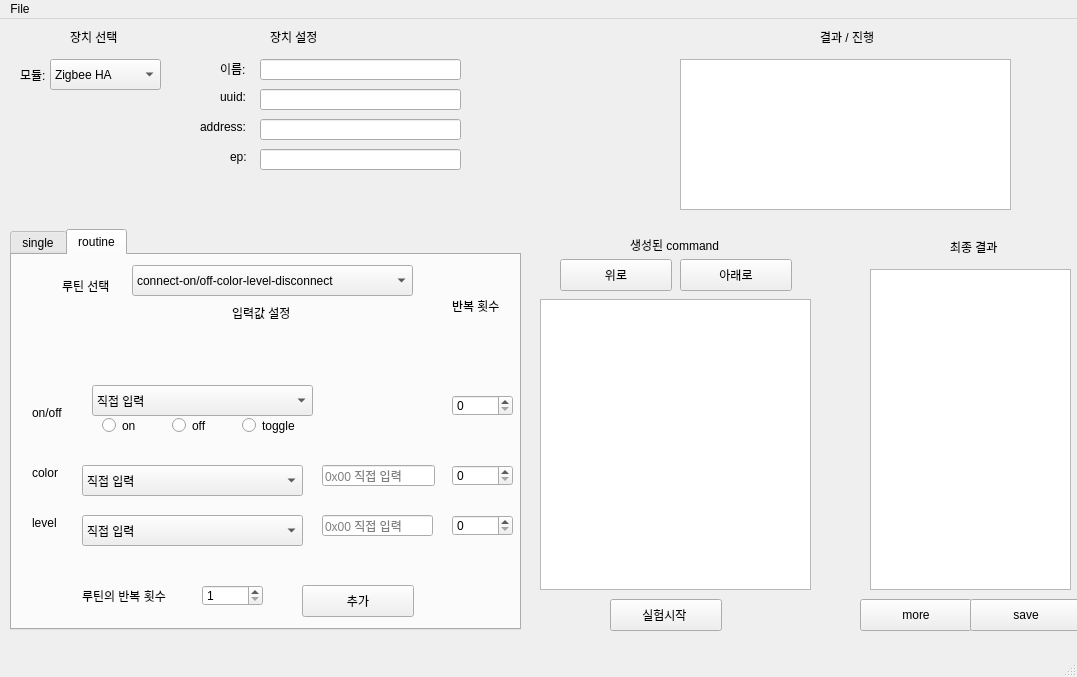
Before: the Qt Designer form mainwindow_tab.ui in ninima0323/TestGUI, drawn with Qt 5.
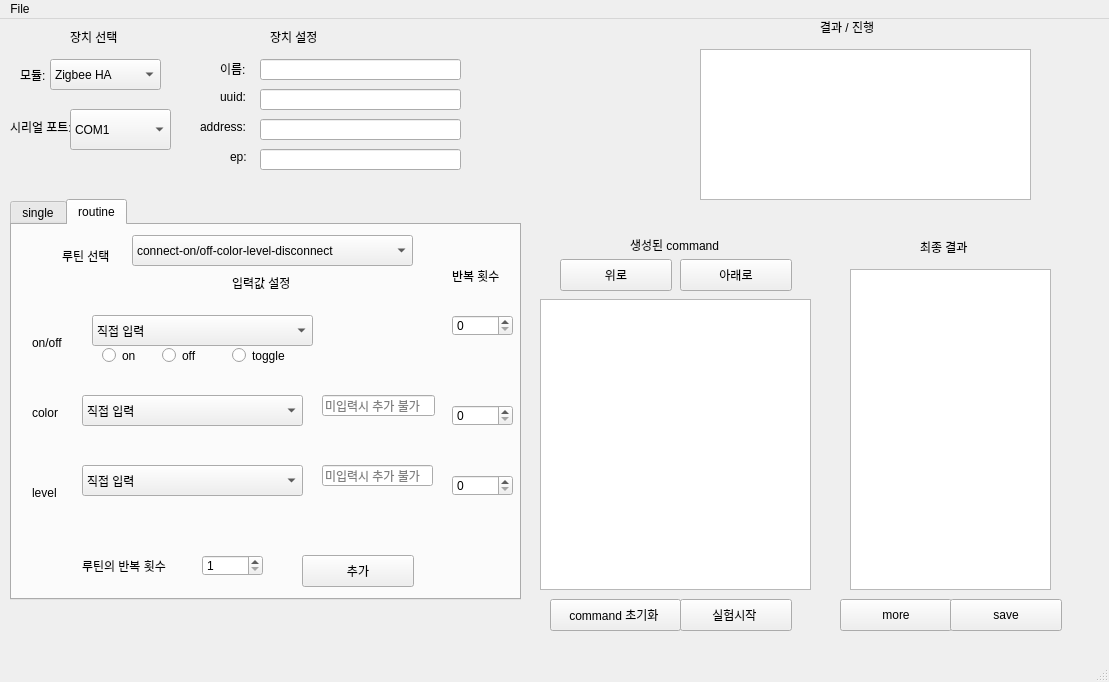
After: the same form once the commit is applied. The open tabs and pages were chosen to show the change.

Commit message: use another json command type

What changed in the file:
```diff
--- a/mainwindow_tab.ui
+++ b/mainwindow_tab.ui
@@ -6,8 +6,8 @@
    <rect>
     <x>0</x>
     <y>0</y>
-    <width>1077</width>
-    <height>677</height>
+    <width>1109</width>
+    <height>682</height>
    </rect>
   </property>
   <property name="windowTitle">
@@ -179,7 +179,7 @@
     <property name="geometry">
      <rect>
       <x>10</x>
-      <y>210</y>
+      <y>180</y>
       <width>511</width>
       <height>401</height>
      </rect>
@@ -557,7 +557,7 @@
       <property name="geometry">
        <rect>
         <x>440</x>
-        <y>140</y>
+        <y>90</y>
         <width>61</width>
         <height>21</height>
        </rect>
@@ -573,7 +573,7 @@
       <property name="geometry">
        <rect>
         <x>440</x>
-        <y>210</y>
+        <y>180</y>
         <width>61</width>
         <height>21</height>
        </rect>
@@ -586,7 +586,7 @@
       <property name="geometry">
        <rect>
         <x>440</x>
-        <y>260</y>
+        <y>250</y>
         <width>61</width>
         <height>21</height>
        </rect>
@@ -691,7 +691,7 @@
       <property name="geometry">
        <rect>
         <x>20</x>
-        <y>150</y>
+        <y>110</y>
         <width>41</width>
         <height>16</height>
        </rect>
@@ -704,7 +704,7 @@
       <property name="geometry">
        <rect>
         <x>80</x>
-        <y>130</y>
+        <y>90</y>
         <width>221</width>
         <height>31</height>
        </rect>
@@ -747,7 +747,7 @@
       <property name="geometry">
        <rect>
         <x>20</x>
-        <y>210</y>
+        <y>180</y>
         <width>41</width>
         <height>16</height>
        </rect>
@@ -760,7 +760,7 @@
       <property name="geometry">
        <rect>
         <x>90</x>
-        <y>160</y>
+        <y>120</y>
         <width>41</width>
         <height>21</height>
        </rect>
@@ -772,8 +772,8 @@
      <widget class="QRadioButton" name="rdo_off_routine">
       <property name="geometry">
        <rect>
-        <x>160</x>
-        <y>160</y>
+        <x>150</x>
+        <y>120</y>
         <width>41</width>
         <height>21</height>
        </rect>
@@ -785,8 +785,8 @@
      <widget class="QRadioButton" name="rdo_toggle_routine">
       <property name="geometry">
        <rect>
-        <x>230</x>
-        <y>160</y>
+        <x>220</x>
+        <y>120</y>
         <width>61</width>
         <height>21</height>
        </rect>
@@ -799,7 +799,7 @@
       <property name="geometry">
        <rect>
         <x>70</x>
-        <y>260</y>
+        <y>240</y>
         <width>221</width>
         <height>31</height>
        </rect>
@@ -829,7 +829,7 @@
       <property name="geometry">
        <rect>
         <x>70</x>
-        <y>210</y>
+        <y>170</y>
         <width>221</width>
         <height>31</height>
        </rect>
@@ -859,7 +859,7 @@
       <property name="geometry">
        <rect>
         <x>310</x>
-        <y>260</y>
+        <y>240</y>
         <width>111</width>
         <height>21</height>
        </rect>
@@ -868,20 +868,20 @@
        <string/>
       </property>
       <property name="placeholderText">
-       <string>0x00 직접 입력</string>
+       <string>미입력시 추가 불가</string>
       </property>
      </widget>
      <widget class="QLineEdit" name="lineEdit_color_routine">
       <property name="geometry">
        <rect>
         <x>310</x>
-        <y>210</y>
+        <y>170</y>
         <width>113</width>
         <height>21</height>
        </rect>
       </property>
       <property name="placeholderText">
-       <string>0x00 직접 입력</string>
+       <string>미입력시 추가 불가</string>
       </property>
      </widget>
      <widget class="QPushButton" name="btn_insert_routine">
@@ -903,7 +903,7 @@
     <property name="geometry">
      <rect>
       <x>820</x>
-      <y>10</y>
+      <y>0</y>
       <width>61</width>
       <height>16</height>
      </rect>
@@ -915,7 +915,7 @@
    <widget class="QLabel" name="label_13">
     <property name="geometry">
      <rect>
-      <x>950</x>
+      <x>920</x>
       <y>220</y>
       <width>51</width>
       <height>16</height>
@@ -951,7 +951,7 @@
    <widget class="QPushButton" name="btn_more">
     <property name="geometry">
      <rect>
-      <x>860</x>
+      <x>840</x>
       <y>580</y>
       <width>112</width>
       <height>32</height>
@@ -964,7 +964,7 @@
    <widget class="QPushButton" name="btn_save">
     <property name="geometry">
      <rect>
-      <x>970</x>
+      <x>950</x>
       <y>580</y>
       <width>112</width>
       <height>32</height>
@@ -977,8 +977,8 @@
    <widget class="QListView" name="listView_process">
     <property name="geometry">
      <rect>
-      <x>680</x>
-      <y>40</y>
+      <x>700</x>
+      <y>30</y>
       <width>331</width>
       <height>151</height>
      </rect>
@@ -987,7 +987,7 @@
    <widget class="QListView" name="listView_result">
     <property name="geometry">
      <rect>
-      <x>870</x>
+      <x>850</x>
       <y>250</y>
       <width>201</width>
       <height>321</height>
@@ -997,7 +997,7 @@
    <widget class="QPushButton" name="btn_start">
     <property name="geometry">
      <rect>
-      <x>610</x>
+      <x>680</x>
       <y>580</y>
       <width>112</width>
       <height>32</height>
@@ -1033,13 +1033,124 @@
      <string>아래로</string>
     </property>
    </widget>
+   <widget class="QLabel" name="label_9">
+    <property name="geometry">
+     <rect>
+      <x>10</x>
+      <y>100</y>
+      <width>71</width>
+      <height>16</height>
+     </rect>
+    </property>
+    <property name="text">
+     <string>시리얼 포트:</string>
+    </property>
+   </widget>
+   <widget class="QComboBox" name="cbo_port">
+    <property name="geometry">
+     <rect>
+      <x>70</x>
+      <y>90</y>
+      <width>101</width>
+      <height>41</height>
+     </rect>
+    </property>
+    <item>
+     <property name="text">
+      <string>COM1</string>
+     </property>
+    </item>
+    <item>
+     <property name="text">
+      <string>COM2</string>
+     </property>
+    </item>
+    <item>
+     <property name="text">
+      <string>COM3</string>
+     </property>
+    </item>
+    <item>
+     <property name="text">
+      <string>COM4</string>
+     </property>
+    </item>
+    <item>
+     <property name="text">
+      <string>COM5</string>
+     </property>
+    </item>
+    <item>
+     <property name="text">
+      <string>COM6</string>
+     </property>
+    </item>
+    <item>
+     <property name="text">
+      <string>COM7</string>
+     </property>
+    </item>
+    <item>
+     <property name="text">
+      <string>COM8</string>
+     </property>
+    </item>
+    <item>
+     <property name="text">
+      <string>COM9</string>
+     </property>
+    </item>
+    <item>
+     <property name="text">
+      <string>COM10</string>
+     </property>
+    </item>
+    <item>
+     <property name="text">
+      <string>COM11</string>
+     </property>
+    </item>
+    <item>
+     <property name="text">
+      <string>COM12</string>
+     </property>
+    </item>
+    <item>
+     <property name="text">
+      <string>COM13</string>
+     </property>
+    </item>
+    <item>
+     <property name="text">
+      <string>COM14</string>
+     </property>
+    </item>
+    <item>
+     <property name="text">
+      <string>COM15</string>
+     </property>
+    </item>
+   </widget>
+   <widget class="QPushButton" name="btn_clear_command">
+    <property name="geometry">
+     <rect>
+      <x>550</x>
+      <y>580</y>
+      <width>131</width>
+      <height>32</height>
+     </rect>
+    </property>
+    <property name="text">
+     <string>command 초기화 </string>
+    </property>
+   </widget>
   </widget>
   <widget class="QMenuBar" name="menubar">
    <property name="geometry">
     <rect>
      <x>0</x>
      <y>0</y>
-     <width>1077</width>
+     <width>1109</width>
      <height>22</height>
     </rect>
    </property>
```
Left out of the diff: 6 changed lines with no effect on the pictures. The commit also changes 6 other files.
